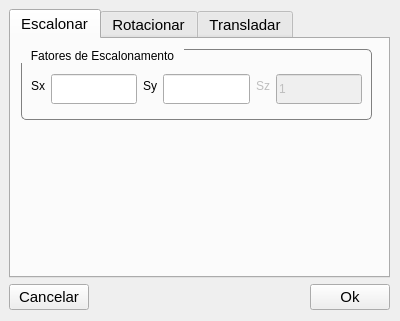
Before: the Qt Designer form CG-SGI/src/gui/forms/ui/ObjectTransformationWindow.ui in bsvalverde/CG-SGI, drawn with Qt 5.
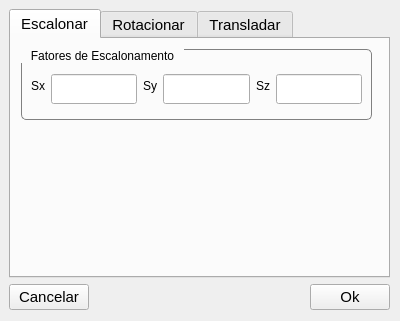
After: the same form once the commit is applied.

Commit message: Validação dos campos de coordenada Z habilitados na inserção e transformação de objeto.

The edit to the form file:
```diff
--- a/CG-SGI/src/gui/forms/ui/ObjectTransformationWindow.ui
+++ b/CG-SGI/src/gui/forms/ui/ObjectTransformationWindow.ui
@@ -220,7 +220,7 @@
             <item row="0" column="0">
              <widget class="QLabel" name="labelScaleFactorZ">
               <property name="enabled">
-               <bool>false</bool>
+               <bool>true</bool>
               </property>
               <property name="text">
                <string>Sz</string>
@@ -230,7 +230,7 @@
             <item row="0" column="1">
              <widget class="QLineEdit" name="fieldScaleFactorZ">
               <property name="enabled">
-               <bool>false</bool>
+               <bool>true</bool>
               </property>
               <property name="sizePolicy">
                <sizepolicy hsizetype="Expanding" vsizetype="Expanding">
@@ -245,7 +245,7 @@
                </size>
               </property>
               <property name="text">
-               <string>1</string>
+               <string/>
               </property>
               <property name="maxLength">
                <number>50</number>
```
Left out of the diff: 8 changed lines with no effect on the pictures. The commit also changes 2 other files.
